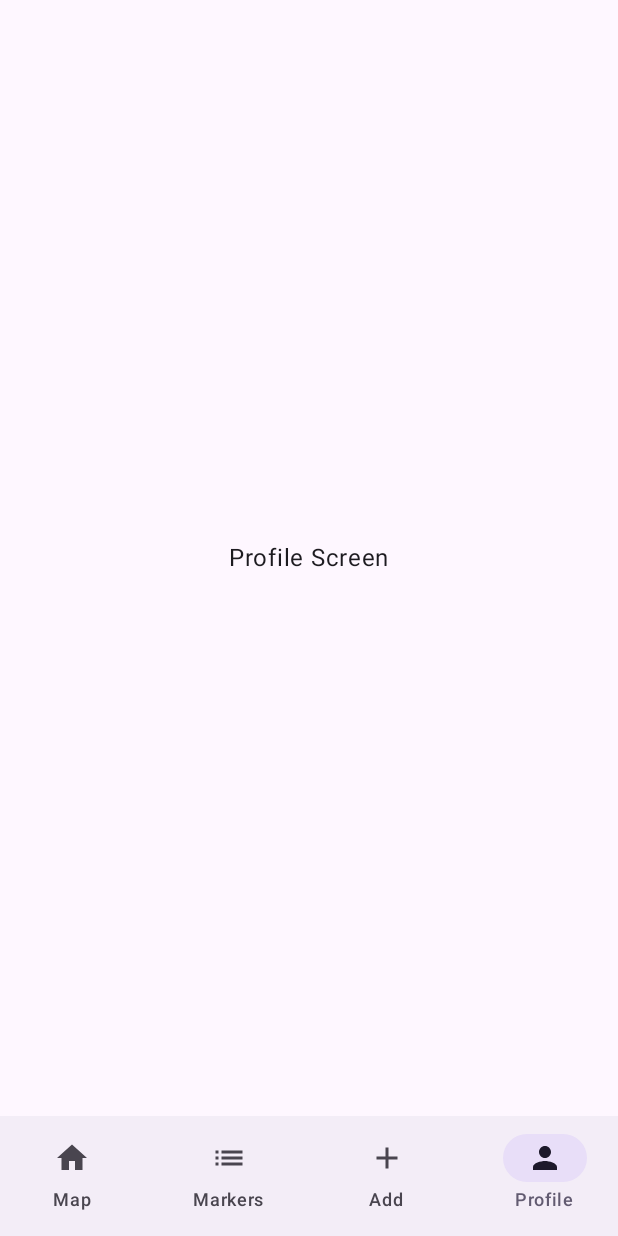
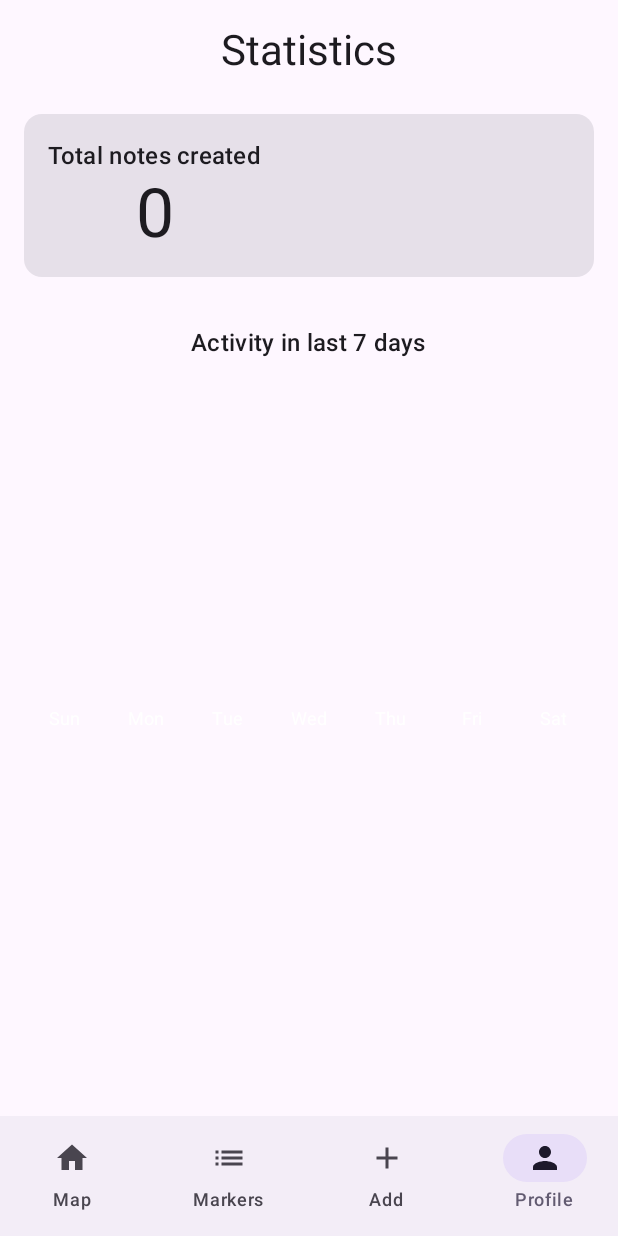
Before and after one commit to Rom-Cola/Geonot, an Android app built with Jetpack Compose: the ProfileScreen screen opened through its navigation route, on a phone screen of 412 x 824 dp. Run offline under Robolectric (Android 15) with nearby library versions, the phone set to English and light mode, and no system bars.

Commit message:
Implement profile screen with statistics and bar chart

```diff
--- a/app/src/main/java/com/loiev/geonot/data/GeoNoteDao.kt
+++ b/app/src/main/java/com/loiev/geonot/data/GeoNoteDao.kt
@@ -13,4 +13,10 @@ interface GeoNoteDao {
 
     @Query("SELECT * FROM notes_table ORDER BY id DESC")
     fun getAllNotes(): Flow<List<GeoNote>>
+
+    @Query("SELECT COUNT(*) FROM notes_table")
+    fun getTotalNotesCount(): Flow<Int>
+
+    @Query("SELECT * FROM notes_table ORDER BY timestamp DESC")
+    fun getAllNotesList(): List<GeoNote>
 }
--- a/app/src/main/java/com/loiev/geonot/data/GeoNoteRepository.kt
+++ b/app/src/main/java/com/loiev/geonot/data/GeoNoteRepository.kt
@@ -5,7 +5,14 @@ import kotlinx.coroutines.flow.Flow
 class GeoNoteRepository(private val geoNoteDao: GeoNoteDao) {
     val allNotes: Flow<List<GeoNote>> = geoNoteDao.getAllNotes()
 
+    val totalNotesCount: Flow<Int> = geoNoteDao.getTotalNotesCount()
+
     suspend fun insert(note: GeoNote) {
         geoNoteDao.insert(note)
     }
+
+    @androidx.annotation.WorkerThread
+    suspend fun getNotesForStats(): List<GeoNote> {
+        return geoNoteDao.getAllNotesList()
+    }
 }
--- a/app/src/main/java/com/loiev/geonot/ui/AppNavigation.kt
+++ b/app/src/main/java/com/loiev/geonot/ui/AppNavigation.kt
@@ -27,6 +27,7 @@ import com.loiev.geonot.GeonotApplication
 import com.loiev.geonot.ui.screens.AddNoteScreen
 import com.loiev.geonot.ui.screens.MapScreen
 import com.loiev.geonot.ui.screens.NotesListScreen
+import com.loiev.geonot.ui.screens.ProfileScreen
 import com.loiev.geonot.ui.viewmodels.NotesViewModel
 import com.loiev.geonot.ui.viewmodels.ViewModelFactory
 
@@ -88,7 +89,7 @@ fun AppNavHost(navController: NavHostController, modifier: Modifier = Modifier)
                 longitude = lng
             )
         }
-        composable(Screen.Profile.route) { PlaceholderScreen("Profile Screen") }
+        composable(Screen.Profile.route) { ProfileScreen(viewModel = notesViewModel) }
     }
 }
 
--- /dev/null
+++ b/app/src/main/java/com/loiev/geonot/ui/screens/ProfileScreen.kt
@@ -0,0 +1,97 @@
+package com.loiev.geonot.ui.screens
+
+import androidx.compose.foundation.Canvas
+import androidx.compose.foundation.layout.*
+import androidx.compose.material3.*
+import androidx.compose.runtime.Composable
+import androidx.compose.runtime.collectAsState
+import androidx.compose.runtime.getValue
+import androidx.compose.ui.Alignment
+import androidx.compose.ui.Modifier
+import androidx.compose.ui.geometry.Offset
+import androidx.compose.ui.graphics.Color
+import androidx.compose.ui.graphics.nativeCanvas
+import androidx.compose.ui.platform.LocalDensity
+import androidx.compose.ui.text.style.TextAlign
+import androidx.compose.ui.unit.dp
+import androidx.compose.ui.unit.sp
+import com.loiev.geonot.ui.viewmodels.NotesViewModel
+
+@Composable
+fun ProfileScreen(viewModel: NotesViewModel) {
+    val totalNotes by viewModel.totalNotesCount.collectAsState()
+    val statsData by viewModel.statsData.collectAsState()
+
+    Column(
+        modifier = Modifier
+            .fillMaxSize()
+            .padding(16.dp),
+        horizontalAlignment = Alignment.CenterHorizontally
+    ) {
+        Text("Statistics", style = MaterialTheme.typography.headlineMedium)
+        Spacer(modifier = Modifier.height(24.dp))
+
+        // KPI-індикатор
+        Card(modifier = Modifier.fillMaxWidth()) {
+            Column(modifier = Modifier.padding(16.dp)) {
+                Text("Total notes created", style = MaterialTheme.typography.titleMedium)
+                Text(
+                    text = totalNotes.toString(),
+                    style = MaterialTheme.typography.displayMedium,
+                    modifier = Modifier.align(Alignment.CenterHorizontally)
+                )
+            }
+        }
+
+        Spacer(modifier = Modifier.height(32.dp))
+
+        // Графік
+        Text("Activity in last 7 days", style = MaterialTheme.typography.titleMedium)
+        Spacer(modifier = Modifier.height(16.dp))
+        BarChart(data = statsData)
+    }
+}
+
+@Composable
+fun BarChart(data: Map<String, Int>) {
+    if (data.isEmpty()) return
+
+    val maxVal = data.values.maxOrNull() ?: 0
+    val density = LocalDensity.current
+
+    val textPaint = android.graphics.Paint().apply {
+        color = 0xFFFFFFFF.toInt() // Білий колір
+        textSize = with(density) { 12.sp.toPx() }
+        textAlign = android.graphics.Paint.Align.CENTER
+    }
+
+    Canvas(
+        modifier = Modifier
+            .fillMaxWidth()
+            .height(200.dp)
+    ) {
+        val barWidth = size.width / (data.size * 2)
+        var currentX = barWidth
+
+        data.forEach { (day, count) ->
+            val barHeight = (count.toFloat() / maxVal) * size.height
+
+            // Малюємо стовпець
+            drawRect(
+                color = Color(0xFFBB86FC),
+                topLeft = Offset(x = currentX - barWidth / 2, y = size.height - barHeight),
+                size = androidx.compose.ui.geometry.Size(width = barWidth, height = barHeight)
+            )
+
+            // Малюємо підпис дня тижня
+            drawContext.canvas.nativeCanvas.drawText(
+                day,
+                currentX,
+                size.height + 40,
+                textPaint
+            )
+
+            currentX += barWidth * 2
+        }
+    }
+}
--- a/app/src/main/java/com/loiev/geonot/ui/viewmodels/NotesViewModel.kt
+++ b/app/src/main/java/com/loiev/geonot/ui/viewmodels/NotesViewModel.kt
@@ -6,11 +6,15 @@ import androidx.lifecycle.viewModelScope
 import com.loiev.geonot.data.GeoNote
 import com.loiev.geonot.data.GeoNoteRepository
 import com.loiev.geonot.utils.GeofenceHelper
+import kotlinx.coroutines.Dispatchers
+import kotlinx.coroutines.flow.MutableStateFlow
 import kotlinx.coroutines.flow.SharingStarted
 import kotlinx.coroutines.flow.StateFlow
+import kotlinx.coroutines.flow.asStateFlow
 import kotlinx.coroutines.flow.stateIn
 import kotlinx.coroutines.launch
 import java.text.SimpleDateFormat
+import java.util.Calendar
 import java.util.Date
 import java.util.Locale
 
@@ -23,7 +27,7 @@ class NotesViewModel(private val repository: GeoNoteRepository) : ViewModel() {
         )
 
 
-    fun addNote(name: String, text: String, radius: Int) { // <-- Додали параметр radius
+    fun addNote(name: String, text: String, radius: Int) {
         viewModelScope.launch {
             val sdf = SimpleDateFormat("dd.MM.yyyy HH:mm", Locale.getDefault())
             val currentDate = sdf.format(Date())
@@ -61,4 +65,63 @@ class NotesViewModel(private val repository: GeoNoteRepository) : ViewModel() {
         val geofenceHelper = GeofenceHelper(context)
         geofenceHelper.addGeofences(notes)
     }
+
+
+    val totalNotesCount: StateFlow<Int> = repository.totalNotesCount
+        .stateIn(
+            scope = viewModelScope,
+            started = SharingStarted.WhileSubscribed(5000L),
+            initialValue = 0
+        )
+
+    private val _statsData = MutableStateFlow<Map<String, Int>>(emptyMap())
+    val statsData: StateFlow<Map<String, Int>> = _statsData.asStateFlow()
+
+    init {
+        loadStats()
+    }
+
+    private fun loadStats() {
+        viewModelScope.launch(Dispatchers.IO) {
+            val notes = repository.getNotesForStats()
+            val stats = processNotesForStats(notes)
+            _statsData.value = stats
+        }
+    }
+
+    private fun processNotesForStats(notes: List<GeoNote>): Map<String, Int> {
+        val calendar = Calendar.getInstance()
+        val dayFormat = SimpleDateFormat("EEE", Locale.getDefault()) // "Пн", "Вт", ...
+        val weekMap = mutableMapOf<String, Int>()
+
+        for (i in 0..6) {
+            calendar.add(Calendar.DAY_OF_YEAR, -i)
+            weekMap[dayFormat.format(calendar.time)] = 0
+            calendar.add(Calendar.DAY_OF_YEAR, i)
+        }
+
+        val sortedDays = weekMap.keys.sortedWith(compareBy {
+            calendar.time = dayFormat.parse(it)
+            calendar.get(Calendar.DAY_OF_WEEK)
+        })
+
+        val sortedWeekMap = linkedMapOf<String, Int>()
+        sortedDays.forEach { sortedWeekMap[it] = 0 }
+
+
+        val sdf = SimpleDateFormat("dd.MM.yyyy HH:mm", Locale.getDefault())
+        val sevenDaysAgo = Calendar.getInstance().apply { add(Calendar.DAY_OF_YEAR, -7) }.time
+
+        notes.forEach { note ->
+            try {
+                val noteDate = sdf.parse(note.timestamp)
+                if (noteDate != null && noteDate.after(sevenDaysAgo)) {
+                    val dayOfWeek = dayFormat.format(noteDate)
+                    sortedWeekMap[dayOfWeek] = (sortedWeekMap[dayOfWeek] ?: 0) + 1
+                }
+            } catch (e: Exception) {
+            }
+        }
+        return sortedWeekMap
+    }
 }
```
